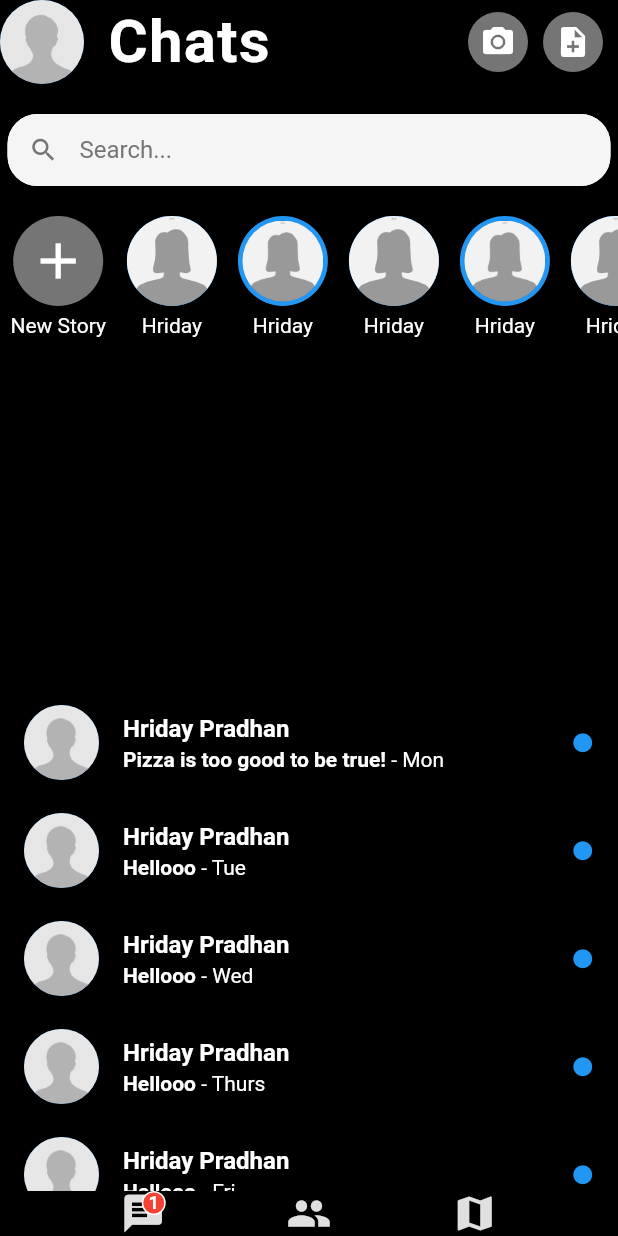
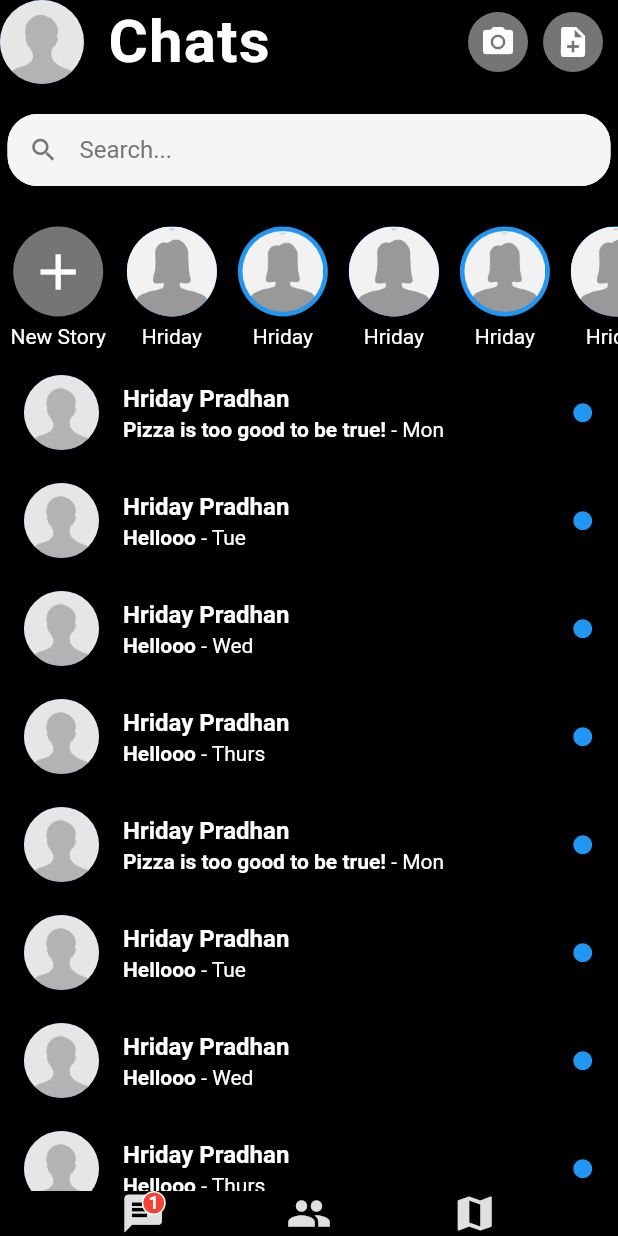
Before and after one commit to hridaypradhan/chat-app-ui-flutter, a Flutter app: the screen it shows after launch, on a phone screen of 412 x 824 dp. Run offline on Flutter 3.47's test engine with Material 2 defaults, Android fonts, the phone set to English and light mode, and no system bars.

Commit message:
Fixed layout

```diff
--- a/lib/components/story_icon.dart
+++ b/lib/components/story_icon.dart
@@ -8,9 +8,7 @@ class StoryIcon extends StatelessWidget {
   @override
   Widget build(BuildContext context) {
     return Container(
-      margin: EdgeInsets.symmetric(
-        horizontal: 7.0,
-      ),
+      margin: EdgeInsets.symmetric(horizontal: 7.0),
       child: Column(
         children: [
           CircleAvatar(
--- a/lib/fake_data.dart
+++ b/lib/fake_data.dart
@@ -2,7 +2,6 @@ import 'components/chat_list_tile.dart';
 import 'components/story_icon.dart';
 
 final stories = [
-    null,
     StoryIcon(viewed: true),
     StoryIcon(viewed: false),
     StoryIcon(viewed: true),
@@ -12,6 +11,30 @@ final stories = [
   ];
 
   final messageThreads = [
+    ChatListTile(
+      day: 'Mon',
+      name: 'Hriday Pradhan',
+      lastMessage: 'Pizza is too good to be true!',
+      isUnread: true,
+    ),
+    ChatListTile(
+      day: 'Tue',
+      name: 'Hriday Pradhan',
+      lastMessage: 'Hellooo',
+      isUnread: true,
+    ),
+    ChatListTile(
+      day: 'Wed',
+      name: 'Hriday Pradhan',
+      lastMessage: 'Hellooo',
+      isUnread: true,
+    ),
+    ChatListTile(
+      day: 'Thurs',
+      name: 'Hriday Pradhan',
+      lastMessage: 'Hellooo',
+      isUnread: true,
+    ),
     ChatListTile(
       day: 'Mon',
       name: 'Hriday Pradhan',
--- a/lib/home_screen.dart
+++ b/lib/home_screen.dart
@@ -1,11 +1,11 @@
 import 'package:chat_app_ui/components/search_box.dart';
+import 'package:chat_app_ui/components/story_icon.dart';
 import 'package:flutter/material.dart';
 import 'components/bottom_bar.dart';
 import 'components/title_bar.dart';
 import 'fake_data.dart';
 
 class HomeScreen extends StatelessWidget {
-
   @override
   Widget build(BuildContext context) {
     return Scaffold(
@@ -16,15 +16,30 @@ class HomeScreen extends StatelessWidget {
         mainAxisSize: MainAxisSize.min,
         children: [
           SearchBox(),
+          Container(
+            margin: EdgeInsets.only(top: 20.0),
+            child: SingleChildScrollView(
+              scrollDirection: Axis.horizontal,
+              child: Row(
+                children: getStoriesRow(),
+              ),
+            ),
+          ),
           Expanded(
-            child: Container(
-              margin: EdgeInsets.only(top: 20.0),
-              child: ListView.builder(
-                scrollDirection: Axis.horizontal,
-                itemCount: 7,
-                itemBuilder: (context, index) => index == 0
-                    ? Container(
-                      margin: EdgeInsets.symmetric(horizontal: 7.0),
+            child: ListView(
+              scrollDirection: Axis.vertical,
+              children: messageThreads,
+            ),
+          ),
+        ],
+      ),
+    );
+  }
+
+  List<Widget> getStoriesRow() {
+    List<Widget> storiesRow = [
+      Container(
+        margin: EdgeInsets.all(7.0),
         child: Column(
           mainAxisSize: MainAxisSize.min,
           children: [
@@ -48,19 +63,11 @@ class HomeScreen extends StatelessWidget {
             ),
           ],
         ),
-                    )
-                    : stories[index],
       ),
-            ),
-          ),
-          Expanded(
-            child: ListView(
-              scrollDirection: Axis.vertical,
-              children: messageThreads,
-            ),
-          )
-        ],
-      ),
-    );
+    ];
+
+    for (StoryIcon storyIcon in stories) storiesRow.add(storyIcon);
+
+    return storiesRow;
   }
 }
```
Lines whose indentation alone changed are shown as unchanged.
